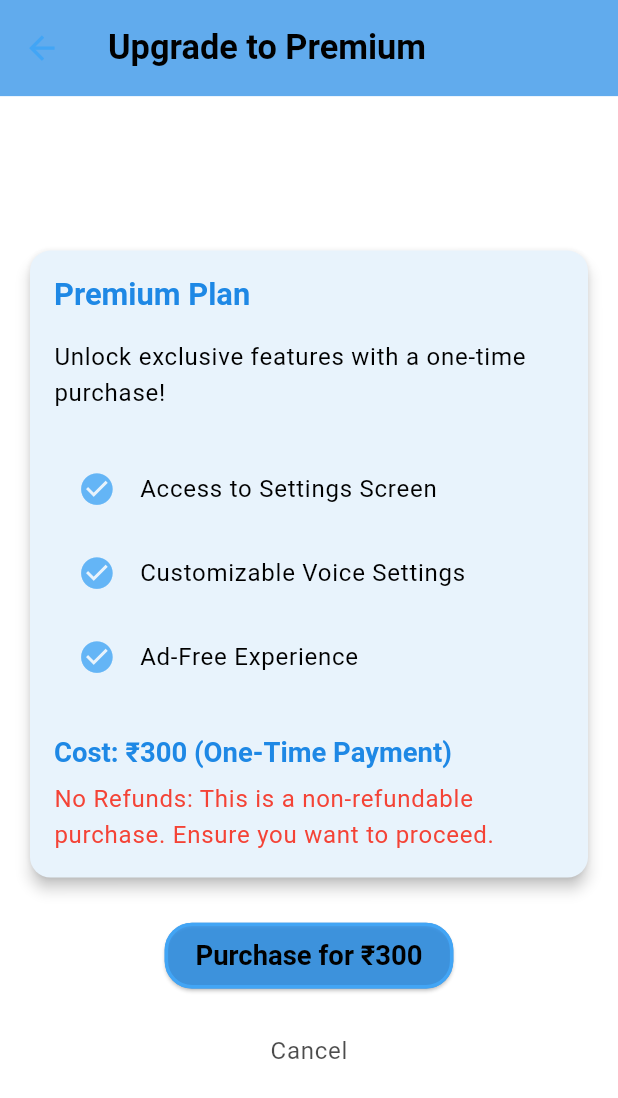
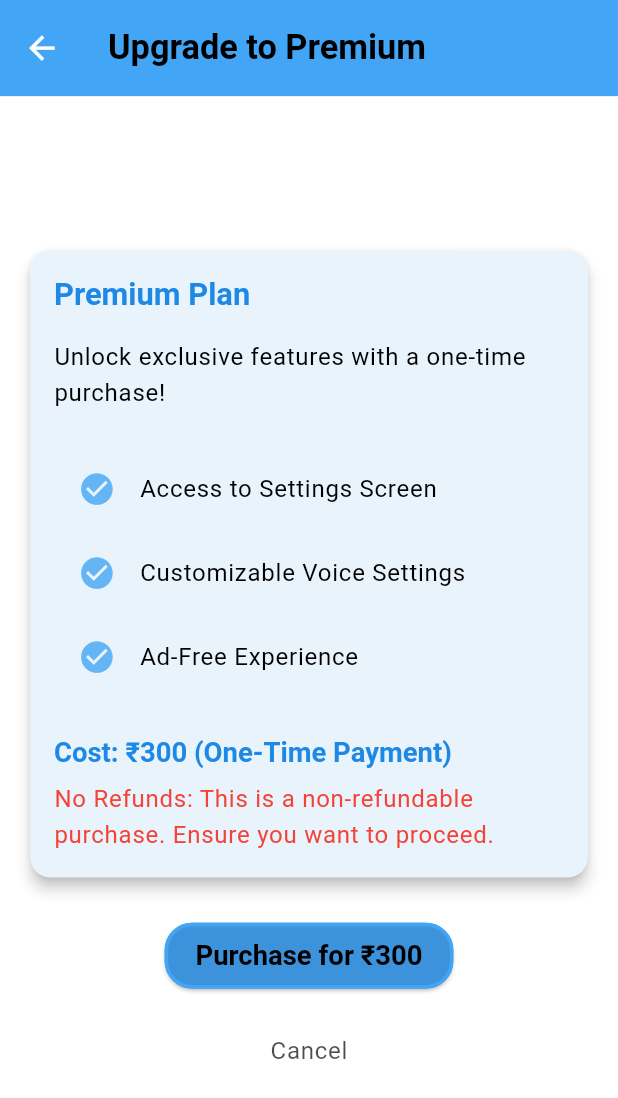
Before and after one commit to nzcv/QuickMath_Kids, a Flutter app: the screen it shows after launch, in the side drawer, after a tap on "Settings", on a phone screen of 412 x 824 dp. Shown: the top 1098 px of the screen. Run offline on Flutter 3.47's test engine with Material 3 defaults, Android fonts, the phone set to English and light mode, and no system bars; our stand-ins replace confetti, firebase_core, flutter_riverpod, flutter_secure_storage, flutter_tts, in_app_purchase and 3 more; accounts and stored records are empty.

Commit message:
minor changes in theming

```diff
--- a/lib/app_theme.dart
+++ b/lib/app_theme.dart
@@ -20,6 +20,7 @@ class AppTheme {
     final Color primaryColor = Colors.blue[600]!; // Always blue for primary elements
     final Color secondaryColor = Colors.blue[300]!; // Lighter blue for secondary elements
     final Color premiumAccentColor = isPremium ? Colors.amber[600]! : Colors.blue[400]!; // Gold for premium, blue for non-premium
+    final Color premiumIconColor = isPremium ? Colors.amber[600]! : Colors.white; // Gold for premium, blue for non-premium
     final Color backgroundColor = isDarkMode ? Colors.black : Colors.white;
 
     // Surface color: Closer to white/black, with a subtle tint of primaryColor
@@ -47,7 +48,7 @@ class AppTheme {
         onError: Colors.white,
       ),
       appBarTheme: AppBarTheme(
-        backgroundColor: primaryColor.withOpacity(0.7), // Blue AppBar
+        backgroundColor: premiumAccentColor,
         foregroundColor: onPrimaryColor,
         elevation: 0,
         toolbarHeight: 56 * scale,
@@ -57,7 +58,7 @@ class AppTheme {
           fontWeight: FontWeight.bold,
         ),
         iconTheme: IconThemeData(
-          color: premiumAccentColor, // Gold icons for premium users
+          color: Colors.white, // Gold icons for premium users
           size: 22 * scale,
         ),
       ),
@@ -110,7 +111,7 @@ class AppTheme {
         ),
       ),
       iconTheme: IconThemeData(
-        color: premiumAccentColor, // Gold icons for premium users
+        color: premiumIconColor, // Gold icons for premium users
         size: 22 * scale,
       ),
       dividerColor: secondaryColor.withOpacity(0.3),
```
Also changed, not shown: 1 other file.
